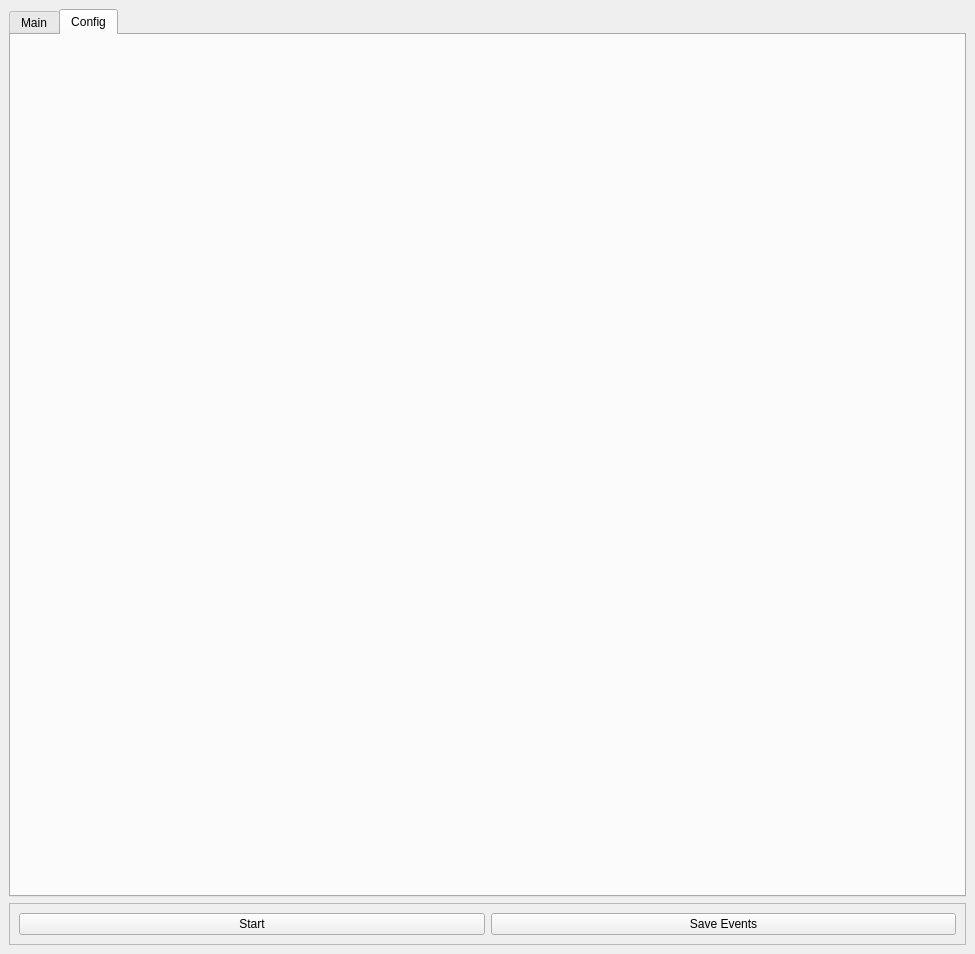
The window that hfovis/interface.ui (raahijogani/hfovis) describes before a commit, drawn with Qt 5.
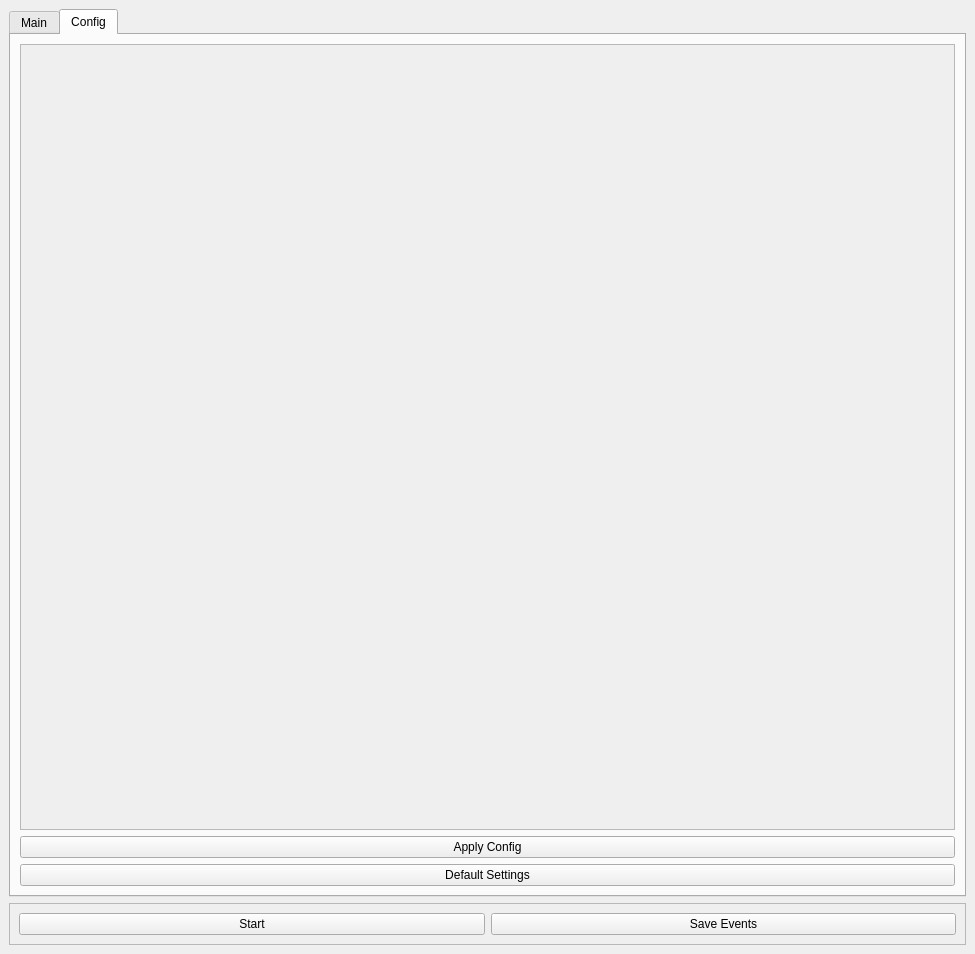
The same window after the commit. The open tabs and pages were chosen to show the change. Custom widgets are drawn as their Qt base class.

Commit message: Auto generate config menu and connect to configs

Diff of the .ui file:
```diff
--- a/hfovis/interface.ui
+++ b/hfovis/interface.ui
@@ -225,6 +225,43 @@
        <attribute name="title">
         <string>Config</string>
        </attribute>
+       <layout class="QVBoxLayout" name="verticalLayout_8">
+        <item>
+         <layout class="QVBoxLayout" name="configVerticalLayout">
+          <item>
+           <widget class="QScrollArea" name="configScrollArea">
+            <property name="widgetResizable">
+             <bool>true</bool>
+            </property>
+            <widget class="QWidget" name="configScrollAreaWidgetContents">
+             <property name="geometry">
+              <rect>
+               <x>0</x>
+               <y>0</y>
+               <width>929</width>
+               <height>740</height>
+              </rect>
+             </property>
+            </widget>
+           </widget>
+          </item>
+          <item>
+           <widget class="QPushButton" name="applyConfigButton">
+            <property name="text">
+             <string>Apply Config</string>
+            </property>
+           </widget>
+          </item>
+          <item>
+           <widget class="QPushButton" name="resetDefaultsButton">
+            <property name="text">
+             <string>Default Settings</string>
+            </property>
+           </widget>
+          </item>
+         </layout>
+        </item>
+       </layout>
       </widget>
      </widget>
     </item>
```
Left out of the diff: 2 changed lines with no effect on the pictures. The commit also changes 7 other files.
